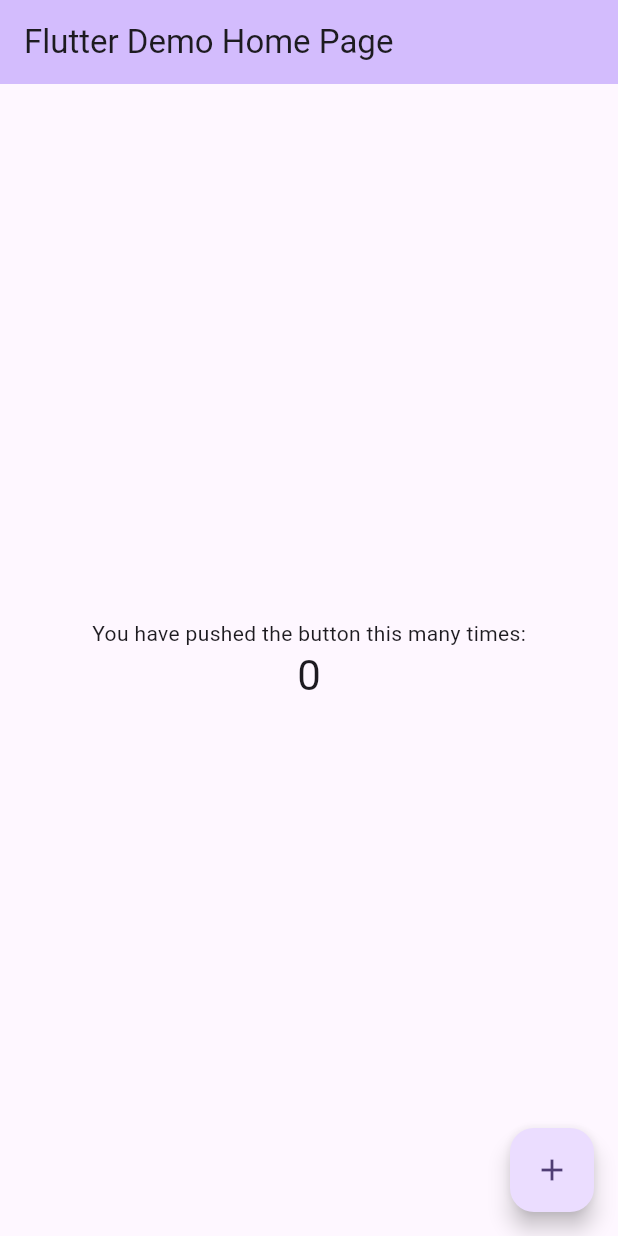
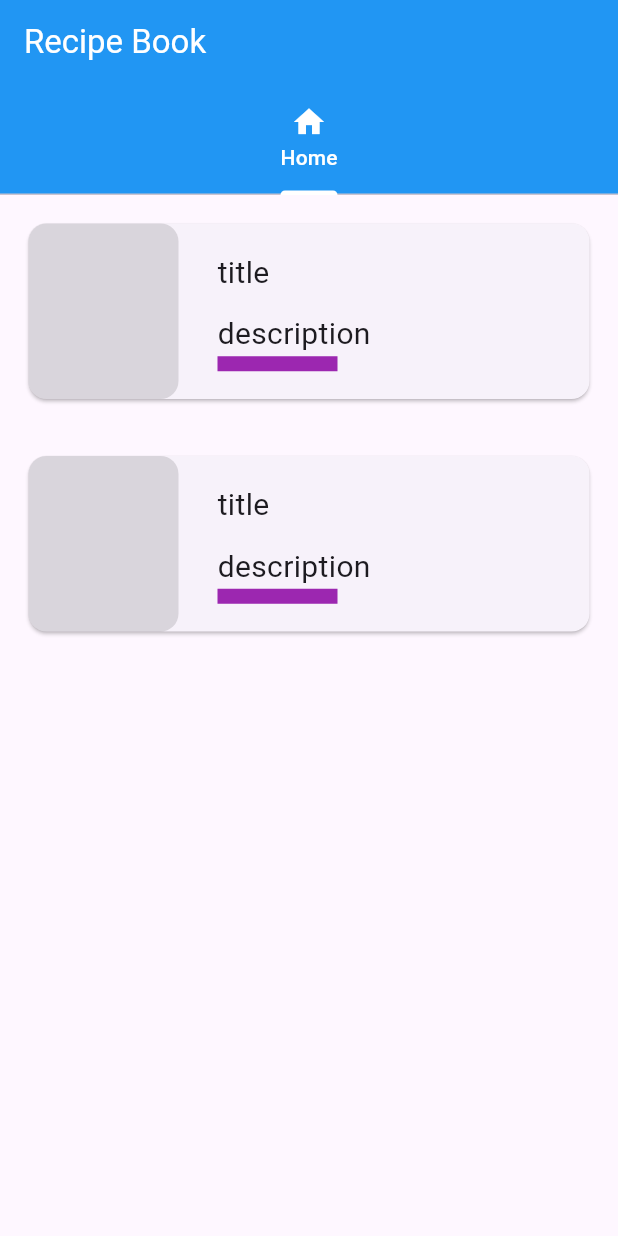
Before and after one commit to Leyla-Carmona/Flutter_webapp, a Flutter app: the screen it shows after launch, on a phone screen of 412 x 824 dp. Run offline on Flutter 3.47's test engine with Material 3 defaults, Android fonts, the phone set to English and light mode, and no system bars; Roboto replaces fonts that are missing (arial).

Commit message:
$git commit

```diff
--- /dev/null
+++ b/lib/Pages/home.dart
@@ -0,0 +1,53 @@
+import 'package:flutter/material.dart';
+
+class Home extends StatelessWidget {
+  const Home({super.key});
+
+  @override
+  Widget build(BuildContext context) {
+    return Scaffold(
+      body: Column(children: <Widget>[_details(context), _details(context)]),
+    );
+  }
+
+  Widget _details(BuildContext context) {
+    return Padding(
+      padding: const EdgeInsets.all(15.0),
+      child: Container(
+        width: MediaQuery.of(context).size.width,
+        height: 125,
+        child: Card(
+          child: Row(
+            children: <Widget>[
+              Container(
+                height: 125,
+                width: 100,
+                decoration: BoxDecoration(
+                  borderRadius: BorderRadius.circular(12),
+                  color: Colors.black12,
+                ),
+              ),
+              SizedBox(width: 26),
+              Column(
+                mainAxisAlignment: MainAxisAlignment.center,
+                crossAxisAlignment: CrossAxisAlignment.start,
+                children: <Widget>[
+                  Text(
+                    'title',
+                    style: TextStyle(fontSize: 20, fontFamily: 'arial'),
+                  ),
+                  SizedBox(height: 12),
+                  Text(
+                    'description',
+                    style: TextStyle(fontSize: 20, fontFamily: 'arial'),
+                  ),
+                  Container(height: 10, width: 80, color: Colors.purple),
+                ],
+              ),
+            ],
+          ),
+        ),
+      ),
+    );
+  }
+}
--- a/lib/main.dart
+++ b/lib/main.dart
@@ -1,122 +1,42 @@
 import 'package:flutter/material.dart';
+import 'package:webapp/Pages/home.dart';
 
-void main() {
-  runApp(const MyApp());
-}
+void main() => runApp(const MyApp()); //pernmite dar el inicio de la app
 
 class MyApp extends StatelessWidget {
+  //Mi primer widget
   const MyApp({super.key});
 
-  // This widget is the root of your application.
   @override
   Widget build(BuildContext context) {
     return MaterialApp(
-      title: 'Flutter Demo',
-      theme: ThemeData(
-        // This is the theme of your application.
-        //
-        // TRY THIS: Try running your application with "flutter run". You'll see
-        // the application has a purple toolbar. Then, without quitting the app,
-        // try changing the seedColor in the colorScheme below to Colors.green
-        // and then invoke "hot reload" (save your changes or press the "hot
-        // reload" button in a Flutter-supported IDE, or press "r" if you used
-        // the command line to start the app).
-        //
-        // Notice that the counter didn't reset back to zero; the application
-        // state is not lost during the reload. To reset the state, use hot
-        // restart instead.
-        //
-        // This works for code too, not just values: Most code changes can be
-        // tested with just a hot reload.
-        colorScheme: ColorScheme.fromSeed(seedColor: Colors.deepPurple),
+      debugShowCheckedModeBanner: false,
+      title: 'app',
+      home: Recipes(),
+    ); //App llama a Recipes
+  }
+}
+
+class Recipes extends StatelessWidget {
+  //StatelessWidget: Su estado no va a cambiar
+  const Recipes({super.key});
+
+  @override //Constructor
+  Widget build(BuildContext context) {
+    return DefaultTabController(
+      length: 4,
+      child: Scaffold(
+        appBar: AppBar(
+          backgroundColor: Colors.blue,
+          title: Text('Recipe Book', style: TextStyle(color: Colors.white)),
+          bottom: TabBar(
+            indicatorColor: Colors.white,
+            labelColor: Colors.white,
+            tabs: [Tab(icon: Icon(Icons.home), text: 'Home')],
+          ),
+        ),
+        body: TabBarView(children: [Home()]),
       ),
-      home: const MyHomePage(title: 'Flutter Demo Home Page'),
     );
   }
 }
-
-class MyHomePage extends StatefulWidget {
-  const MyHomePage({super.key, required this.title});
-
-  // This widget is the home page of your application. It is stateful, meaning
-  // that it has a State object (defined below) that contains fields that affect
-  // how it looks.
-
-  // This class is the configuration for the state. It holds the values (in this
-  // case the title) provided by the parent (in this case the App widget) and
-  // used by the build method of the State. Fields in a Widget subclass are
-  // always marked "final".
-
-  final String title;
-
-  @override
-  State<MyHomePage> createState() => _MyHomePageState();
-}
-
-class _MyHomePageState extends State<MyHomePage> {
-  int _counter = 0;
-
-  void _incrementCounter() {
-    setState(() {
-      // This call to setState tells the Flutter framework that something has
-      // changed in this State, which causes it to rerun the build method below
-      // so that the display can reflect the updated values. If we changed
-      // _counter without calling setState(), then the build method would not be
-      // called again, and so nothing would appear to happen.
-      _counter++;
-    });
-  }
-
-  @override
-  Widget build(BuildContext context) {
-    // This method is rerun every time setState is called, for instance as done
-    // by the _incrementCounter method above.
-    //
-    // The Flutter framework has been optimized to make rerunning build methods
-    // fast, so that you can just rebuild anything that needs updating rather
-    // than having to individually change instances of widgets.
-    return Scaffold(
-      appBar: AppBar(
-        // TRY THIS: Try changing the color here to a specific color (to
-        // Colors.amber, perhaps?) and trigger a hot reload to see the AppBar
-        // change color while the other colors stay the same.
-        backgroundColor: Theme.of(context).colorScheme.inversePrimary,
-        // Here we take the value from the MyHomePage object that was created by
-        // the App.build method, and use it to set our appbar title.
-        title: Text(widget.title),
-      ),
-      body: Center(
-        // Center is a layout widget. It takes a single child and positions it
-        // in the middle of the parent.
-        child: Column(
-          // Column is also a layout widget. It takes a list of children and
-          // arranges them vertically. By default, it sizes itself to fit its
-          // children horizontally, and tries to be as tall as its parent.
-          //
-          // Column has various properties to control how it sizes itself and
-          // how it positions its children. Here we use mainAxisAlignment to
-          // center the children vertically; the main axis here is the vertical
-          // axis because Columns are vertical (the cross axis would be
-          // horizontal).
-          //
-          // TRY THIS: Invoke "debug painting" (choose the "Toggle Debug Paint"
-          // action in the IDE, or press "p" in the console), to see the
-          // wireframe for each widget.
-          mainAxisAlignment: MainAxisAlignment.center,
-          children: <Widget>[
-            const Text('You have pushed the button this many times:'),
-            Text(
-              '$_counter',
-              style: Theme.of(context).textTheme.headlineMedium,
-            ),
-          ],
-        ),
-      ),
-      floatingActionButton: FloatingActionButton(
-        onPressed: _incrementCounter,
-        tooltip: 'Increment',
-        child: const Icon(Icons.add),
-      ), // This trailing comma makes auto-formatting nicer for build methods.
-    );
-  }
-}
```
